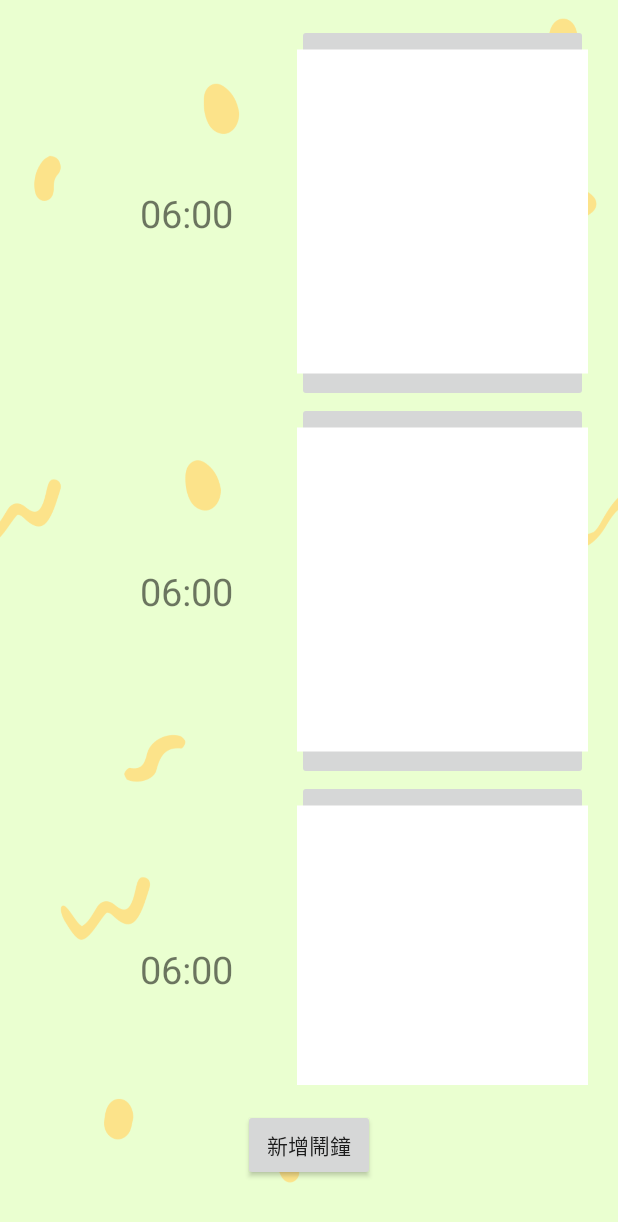
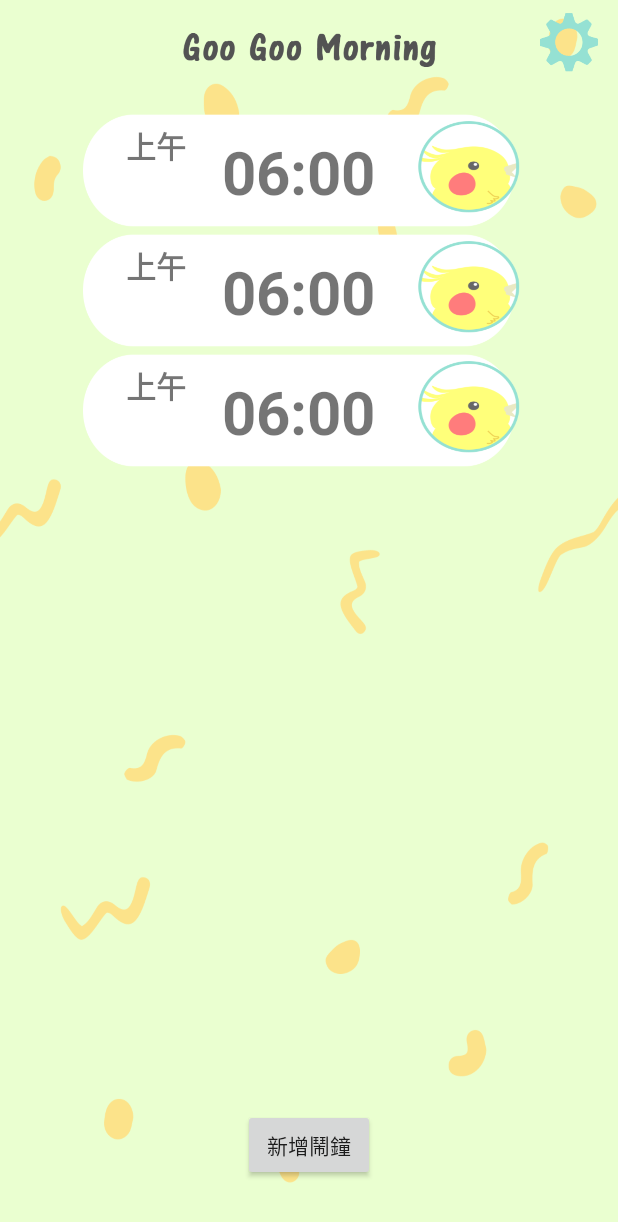
Before and after one commit to Pi-Hsin/Goo_Goo_Morning, an Android app: the layout activity_main.xml on its own in the app's theme, with its tools: preview values and no code run, on a phone screen of 412 x 824 dp. Shown: the top 1222 px of the screen. Run offline under Robolectric (Android 15) with nearby library versions, the light colour scheme and no system bars.

Commit message:
MainActivity _Completed

```diff
--- a/Goo_Goo_Mornind/app/src/main/AndroidManifest.xml
+++ b/Goo_Goo_Mornind/app/src/main/AndroidManifest.xml
@@ -8,20 +8,20 @@
         android:label="@string/app_name"
         android:roundIcon="@mipmap/ic_launcher_round"
         android:supportsRtl="true"
-        android:theme="@style/AppTheme">
+        android:theme="@style/AppTheme.NoActionBar">
         <activity android:name=".OnboardingActivity"
                  android:theme="@style/AppTheme.NoActionBar">
+            <intent-filter>
+                <action android:name="android.intent.action.MAIN" />
 
+                <category android:name="android.intent.category.LAUNCHER" />
+            </intent-filter>
         </activity>
         <activity android:name=".ShakeActivity" />
         <activity android:name=".VoiceActivity" />
         <activity android:name=".AddClockActivity" />
         <activity android:name=".MainActivity">
-            <intent-filter>
-                <action android:name="android.intent.action.MAIN" />
 
-                <category android:name="android.intent.category.LAUNCHER" />
-            </intent-filter>
         </activity>
 
         <service
--- a/Goo_Goo_Mornind/app/src/main/java/com/example/goo_goo_mornind/MyAdapter.java
+++ b/Goo_Goo_Mornind/app/src/main/java/com/example/goo_goo_mornind/MyAdapter.java
@@ -4,6 +4,7 @@ import android.support.v7.widget.RecyclerView;
 import android.view.LayoutInflater;
 import android.view.View;
 import android.view.ViewGroup;
+import android.widget.Button;
 import android.widget.ImageButton;
 import android.widget.TextView;
 import android.widget.Toast;
@@ -15,11 +16,11 @@ public class MyAdapter extends RecyclerView.Adapter<MyAdapter.ViewHolder> {
 
     public class ViewHolder extends RecyclerView.ViewHolder {
         public TextView mTextView;
-        public ImageButton imageButton;
+        public Button Button;
         public ViewHolder(View v) {
             super(v);
             mTextView = (TextView) v.findViewById(R.id.textView);
-            imageButton = (ImageButton) v.findViewById(R.id.imageButton);
+            Button = (Button) v.findViewById(R.id.button);
             // 點擊項目時
             mTextView.setOnClickListener(new View.OnClickListener() {
                 @Override
@@ -30,7 +31,7 @@ public class MyAdapter extends RecyclerView.Adapter<MyAdapter.ViewHolder> {
             });
 
             // 點擊項目中的Button時
-            imageButton.setOnClickListener(new View.OnClickListener() {
+            Button.setOnClickListener(new View.OnClickListener() {
                 @Override
                 public void onClick(View view) {
                     // 按下Button要做的事，可以開關鬧鐘
--- a/Goo_Goo_Mornind/app/src/main/java/com/example/goo_goo_mornind/OnboardingActivity.java
+++ b/Goo_Goo_Mornind/app/src/main/java/com/example/goo_goo_mornind/OnboardingActivity.java
@@ -1,6 +1,7 @@
 package com.example.goo_goo_mornind;
 
 import android.animation.ArgbEvaluator;
+import android.content.Intent;
 import android.graphics.Color;
 import android.os.Build;
 import android.support.v4.app.Fragment;
@@ -91,6 +92,8 @@ public class OnboardingActivity extends AppCompatActivity implements View.OnClic
         switch (v.getId()) {
             case R.id.mTextSkip:
                 finish();
+                Intent intent = new Intent(OnboardingActivity.this, MainActivity.class);
+                startActivity(intent);
                 break;
             case R.id.mTextNext:
                 int position = mViewPager.getCurrentItem();
@@ -98,6 +101,8 @@ public class OnboardingActivity extends AppCompatActivity implements View.OnClic
                     mViewPager.setCurrentItem(position + 1);
                 } else {
                     finish();
+                    Intent intent2 = new Intent(OnboardingActivity.this, MainActivity.class);
+                    startActivity(intent2);
                 }
                 break;
         }
--- a/Goo_Goo_Mornind/app/src/main/res/layout/activity_main.xml
+++ b/Goo_Goo_Mornind/app/src/main/res/layout/activity_main.xml
@@ -8,19 +8,51 @@
     tools:context=".MainActivity">
 
 
+    <ImageView
+        android:id="@+id/imageView_appName"
+        android:layout_width="180dp"
+        android:layout_height="50dp"
+        android:layout_marginLeft="8dp"
+        android:layout_marginTop="8dp"
+        android:layout_marginRight="8dp"
+        app:layout_constraintEnd_toEndOf="parent"
+        app:layout_constraintStart_toStartOf="parent"
+        app:layout_constraintTop_toTopOf="parent"
+        app:srcCompat="@drawable/ggmname" />
+
+    <ImageView
+        android:id="@+id/imageView_setting"
+        android:layout_width="40dp"
+        android:layout_height="40dp"
+        android:layout_marginLeft="8dp"
+        android:layout_marginTop="8dp"
+        android:layout_marginRight="8dp"
+        app:layout_constraintEnd_toEndOf="parent"
+        app:layout_constraintHorizontal_bias="0.925"
+        app:layout_constraintStart_toEndOf="@+id/imageView_appName"
+        app:layout_constraintTop_toTopOf="parent"
+        app:srcCompat="@drawable/introset" />
+
     <android.support.v7.widget.RecyclerView
         android:id="@+id/recyclerview"
         android:layout_width="match_parent"
         android:layout_height="0dp"
         android:layout_margin="16dp"
-        android:layout_marginTop="16dp"
-        android:layout_marginBottom="120dp"
+        android:layout_marginStart="16dp"
+        android:layout_marginLeft="16dp"
+        android:layout_marginTop="32dp"
+        android:layout_marginEnd="16dp"
+        android:layout_marginRight="16dp"
+        android:layout_marginBottom="32dp"
         app:layout_constraintBottom_toTopOf="@+id/button"
         app:layout_constraintEnd_toEndOf="parent"
         app:layout_constraintHorizontal_bias="1.0"
         app:layout_constraintStart_toStartOf="parent"
-        app:layout_constraintTop_toTopOf="parent"
-        tools:listitem="@layout/recyclerview_alerm" />
+        app:layout_constraintTop_toBottomOf="@+id/imageView_appName"
+        app:layout_constraintVertical_bias="1.0"
+        tools:listitem="@layout/recyclerview_alerm">
+
+    </android.support.v7.widget.RecyclerView>
 
     <Button
         android:id="@+id/button"
@@ -34,5 +66,18 @@
         app:layout_constraintTop_toTopOf="parent"
         app:layout_constraintVertical_bias="0.953" />
 
+    <ImageView
+        android:id="@+id/imageView_setting2"
+        android:layout_width="40dp"
+        android:layout_height="40dp"
+        android:layout_marginLeft="8dp"
+        android:layout_marginTop="8dp"
+        android:layout_marginRight="8dp"
+        app:layout_constraintEnd_toEndOf="parent"
+        app:layout_constraintHorizontal_bias="0.925"
+        app:layout_constraintStart_toEndOf="@+id/imageView_appName"
+        app:layout_constraintTop_toTopOf="parent"
+        app:srcCompat="@drawable/introset" />
+
 
 </android.support.constraint.ConstraintLayout>
--- a/Goo_Goo_Mornind/app/src/main/res/layout/fragment_onboarding.xml
+++ b/Goo_Goo_Mornind/app/src/main/res/layout/fragment_onboarding.xml
@@ -4,14 +4,15 @@
     android:layout_height="match_parent"
     xmlns:app="http://schemas.android.com/apk/res-auto"
     xmlns:tools="http://schemas.android.com/tools">
+
     <ImageView
         android:id="@+id/mImgView"
-        android:layout_width="60dp"
-        android:layout_height="60dp"
+        android:layout_width="339dp"
+        android:layout_height="529dp"
+        android:layout_marginLeft="8dp"
+        android:layout_marginTop="8dp"
+        android:layout_marginRight="8dp"
         android:layout_marginBottom="30dp"
-        android:layout_marginLeft="8dp"
-        android:layout_marginRight="8dp"
-        android:layout_marginTop="0dp"
         android:scaleType="fitCenter"
         app:layout_constraintBottom_toTopOf="@+id/guideline2"
         app:layout_constraintLeft_toLeftOf="parent"
@@ -26,5 +27,5 @@
         android:layout_width="wrap_content"
         android:layout_height="wrap_content"
         android:orientation="horizontal"
-        app:layout_constraintGuide_percent="0.5" />
+        app:layout_constraintGuide_percent="0.8" />
 </android.support.constraint.ConstraintLayout>
--- a/Goo_Goo_Mornind/app/src/main/res/layout/recyclerview_alerm.xml
+++ b/Goo_Goo_Mornind/app/src/main/res/layout/recyclerview_alerm.xml
@@ -5,33 +5,66 @@
     android:layout_width="wrap_content"
     android:layout_height="wrap_content">
 
+
+    <ImageView
+        android:id="@+id/imageView_clockBackground"
+        android:layout_width="350dp"
+        android:layout_height="80dp"
+        android:layout_marginStart="8dp"
+        android:layout_marginLeft="8dp"
+        android:layout_marginEnd="8dp"
+        android:layout_marginRight="8dp"
+        app:layout_constraintEnd_toEndOf="parent"
+        app:layout_constraintStart_toStartOf="parent"
+        app:layout_constraintTop_toBottomOf="@+id/imageView_appName"
+        app:srcCompat="@drawable/alarmbg_1" />
+
+    <TextView
+        android:id="@+id/textView_morningOrAfternoon"
+        android:layout_width="wrap_content"
+        android:layout_height="wrap_content"
+        android:layout_marginStart="60dp"
+        android:layout_marginLeft="60dp"
+        android:layout_marginTop="8dp"
+        android:layout_marginEnd="8dp"
+        android:layout_marginRight="8dp"
+        android:text="上午"
+        android:textSize="20sp"
+        android:textStyle="bold"
+        app:layout_constraintEnd_toStartOf="@+id/textView_alarmTime"
+        app:layout_constraintStart_toStartOf="@+id/imageView_clockBackground"
+        app:layout_constraintTop_toTopOf="@+id/imageView_clockBackground" />
+
     <TextView
         android:id="@+id/textView"
-        android:layout_width="193dp"
+        android:layout_width="wrap_content"
         android:layout_height="wrap_content"
-        android:layout_marginStart="50dp"
-        android:layout_marginLeft="50dp"
+        android:layout_marginStart="8dp"
+        android:layout_marginLeft="8dp"
+        android:layout_marginEnd="8dp"
+        android:layout_marginRight="8dp"
+        android:text="06:00"
+        android:textSize="40sp"
+        android:textStyle="bold"
+        app:layout_constraintBottom_toBottomOf="@+id/imageView_clockBackground"
+        app:layout_constraintEnd_toEndOf="parent"
+        app:layout_constraintStart_toStartOf="parent"
+        app:layout_constraintTop_toTopOf="@+id/imageView_clockBackground" />
+
+    <Button
+        android:id="@+id/button"
+        android:layout_width="70dp"
+        android:layout_height="64dp"
+        android:layout_marginStart="8dp"
+        android:layout_marginLeft="8dp"
         android:layout_marginTop="16dp"
         android:layout_marginEnd="16dp"
         android:layout_marginRight="16dp"
+        android:layout_marginBottom="8dp"
+        android:background="@drawable/cockatoo_q"
+        app:layout_constraintBottom_toBottomOf="@+id/textView"
+        app:layout_constraintEnd_toEndOf="parent"
+        app:layout_constraintStart_toEndOf="@+id/textView"
+        app:layout_constraintTop_toTopOf="@+id/imageView_clockBackground" />
 
-        android:layout_marginBottom="16dp"
-        android:text="@string/add_time"
-        android:gravity="center"
-        android:textSize = "25sp"
-        app:layout_constraintBottom_toBottomOf="parent"
-        app:layout_constraintEnd_toStartOf="@+id/imageButton"
-        app:layout_constraintStart_toStartOf="parent"
-        app:layout_constraintTop_toTopOf="parent" />
-
-    <ImageButton
-        android:id="@+id/imageButton"
-        android:layout_width="194dp"
-        android:layout_height="wrap_content"
-        android:layout_marginEnd="4dp"
-        android:layout_marginRight="4dp"
-        android:contentDescription="@string/add_Alerm"
-        android:src="@drawable/alarmbg_1"
-        app:layout_constraintEnd_toEndOf="parent"
-        app:layout_constraintTop_toTopOf="parent" />
 </android.support.constraint.ConstraintLayout>
```
